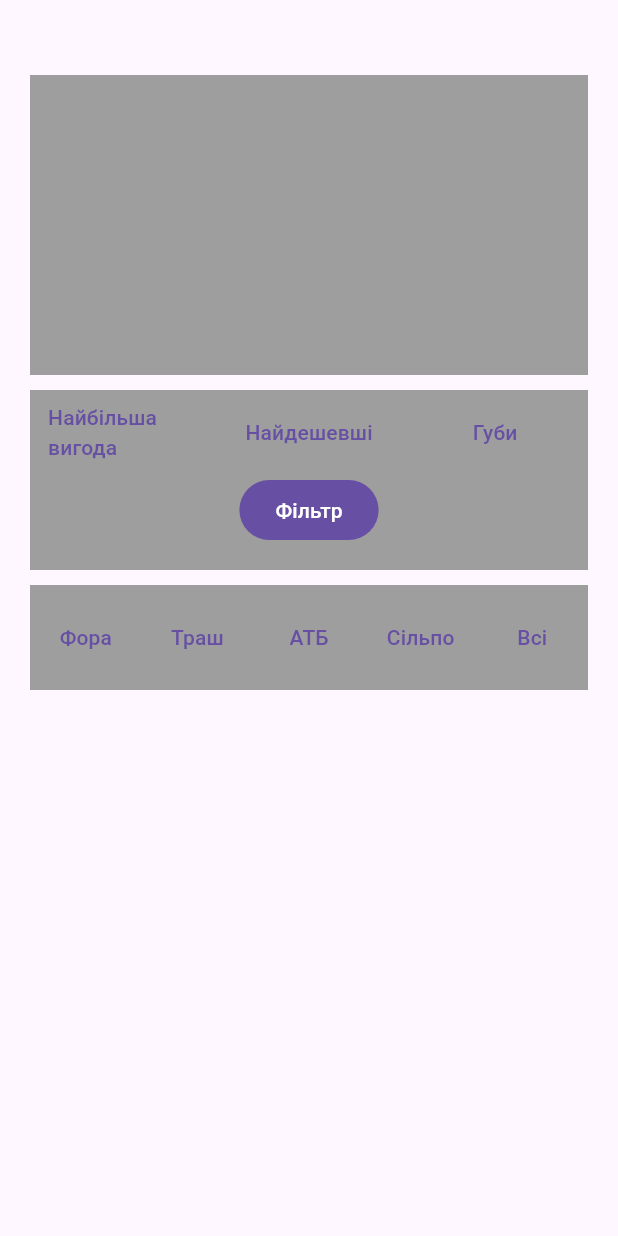
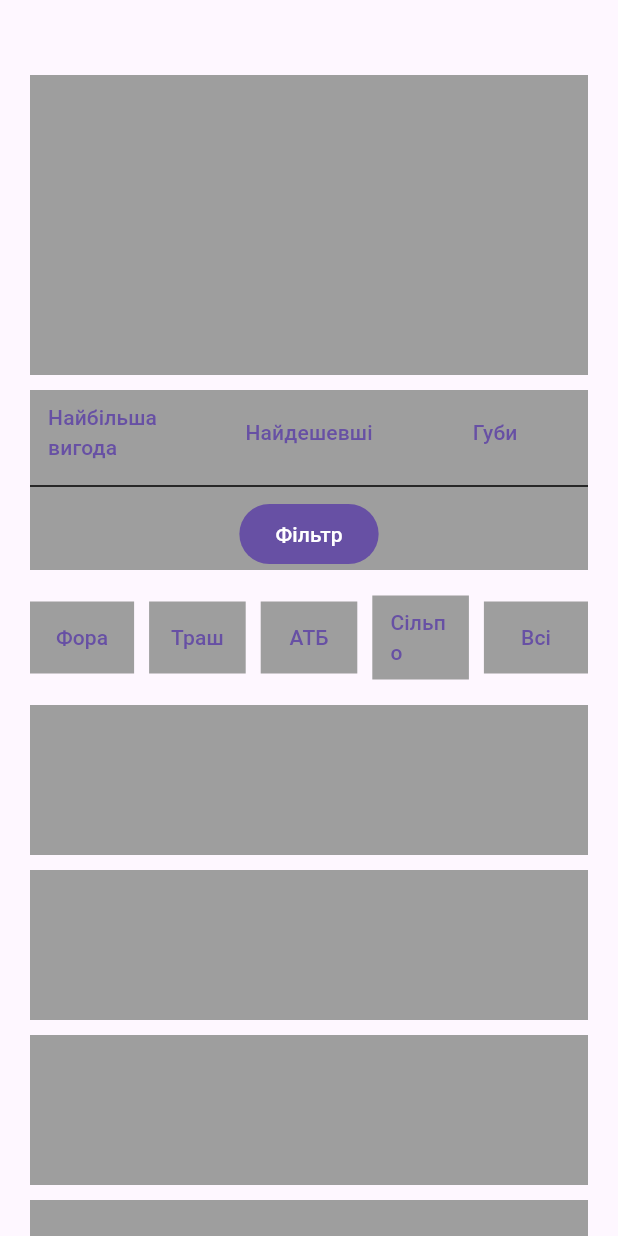
Before and after one commit to ReGeNss/markerplace_sales_monitor, a Flutter app: the screen it shows after launch, on a phone screen of 412 x 824 dp. Run offline on Flutter 3.47's test engine with Material 3 defaults, Android fonts, the phone set to English and light mode, and no system bars.

Commit message:
first ui prototupe

```diff
--- a/lib/widgets/main_screen.dart
+++ b/lib/widgets/main_screen.dart
@@ -15,18 +15,44 @@ class MainScreen extends StatelessWidget {
                 height: 200,
                 color: Colors.grey,
               ),
-              SizedBox(
+              const SizedBox(
                 height: 10,
               ),
-              FiltersWidget(),
-              SizedBox(
+              const FiltersWidget(),
+              const SizedBox(
                 height: 10,
               ),
-              MarkerplaceSelectorWidget(),
+              const MarkerplaceSelectorWidget(),
+              const SizedBox(
+                height: 10,
+              ),
+              ProductsListViewWidget(),
+
             ],
           ),
         ),
       ),
+    );
+  }
+}
+
+class ProductsListViewWidget extends StatelessWidget {
+  const ProductsListViewWidget({
+    super.key,
+  });
+
+  @override
+  Widget build(BuildContext context) {
+    return ListView.builder(
+      shrinkWrap: true,
+      itemCount: 10,
+      itemBuilder: (context, index) {
+        return Container(
+          height: 100,
+          color: Colors.grey,
+          margin: const EdgeInsets.only(bottom: 10),
+        );
+      },
     );
   }
 }
@@ -38,28 +64,48 @@ class MarkerplaceSelectorWidget extends StatelessWidget {
 
   @override
   Widget build(BuildContext context) {
-    return Container(
+    return SizedBox(
       height: 70,
-      color: Colors.grey,
       child: Row(
         children: [
           Expanded(
+            child: Container(
+              color: Colors.grey,
+              margin:  const EdgeInsets.only(right: 5),
               child: TextButton(
                   onPressed: () {}, child: const Text('Фора')),
             ),
+          ),
           Expanded(
+            child: Container(
+              color: Colors.grey,
+              margin:  const EdgeInsets.symmetric(horizontal: 5),
               child: TextButton(
                   onPressed: () {}, child: const Text('Траш')),
             ),
+          ),
           Expanded(
+            child: Container(
+              color: Colors.grey,
+              margin:  const EdgeInsets.symmetric(horizontal: 5),
               child: TextButton(
                   onPressed: () {}, child: const Text('АТБ')),
             ),
+          ),
           Expanded(
+            child: Container(
+              color: Colors.grey,
+              margin:  const EdgeInsets.symmetric(horizontal: 5),
               child: TextButton(
                   onPressed: () {}, child: const Text('Сільпо')),
             ),
-          Expanded(child: TextButton(onPressed: () {}, child: const Text('Вcі'))),
+          ),
+          Expanded(
+              child: Container(
+                  margin: const EdgeInsets.only(left: 5),
+                  color: Colors.grey,
+                  child:
+                      TextButton(onPressed: () {}, child: const Text('Вcі')))),
         ],
       ),
     );
@@ -92,6 +138,7 @@ class FiltersWidget extends StatelessWidget {
               Expanded(child: TextButton(onPressed: () {}, child: const Text('Губи'))),
             ],
           ),
+          const Divider(color: Colors.black,),
           FilledButton(onPressed: () {}, child: const Text('Фільтр'))
         ],
       ),
```
Lines whose indentation alone changed are shown as unchanged.
